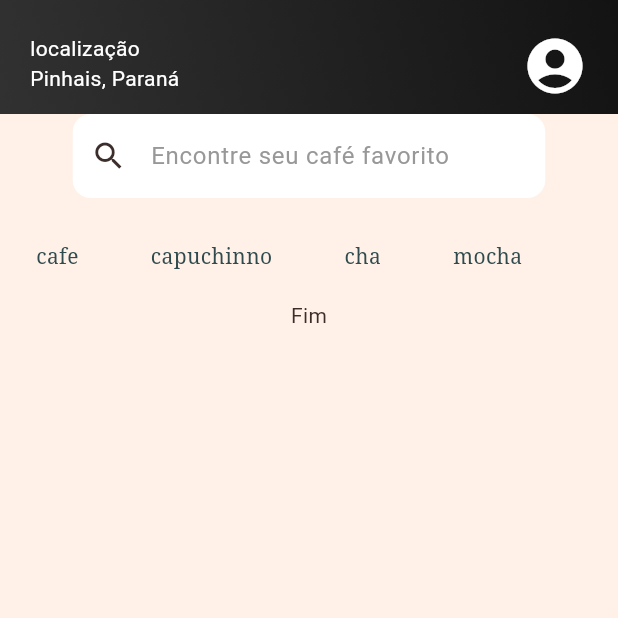
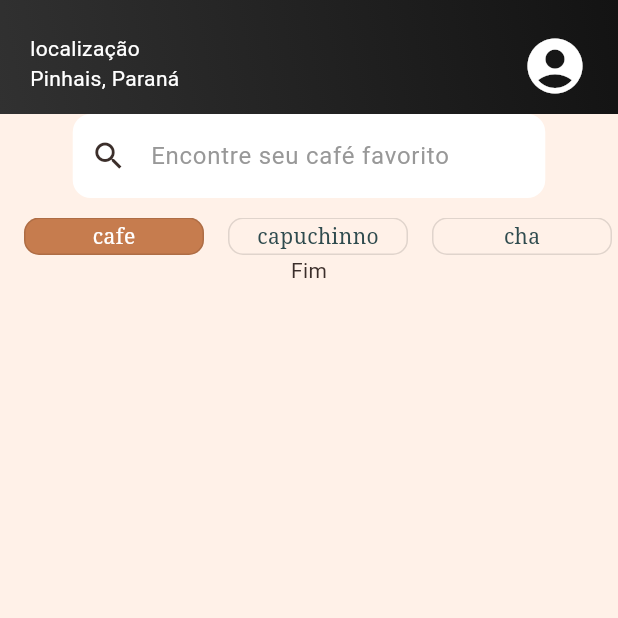
Before and after one commit to andreyrv18/CafePraJa, a Flutter app: the MyHomePage screen opened directly, on a phone screen of 412 x 824 dp, the top half of it. Run offline on Flutter 3.47's test engine with Material 3 defaults, Android fonts, the phone set to English and light mode, and no system bars; Roboto replaces fonts that are missing (Sora).

```diff
--- a/lib/screens/home.dart
+++ b/lib/screens/home.dart
@@ -1,7 +1,69 @@
 import 'package:cafe_pra_ja/theme.dart';
 import 'package:flutter/material.dart';
 
-List<String> items = ["cafe", "capuchinno", "cha", "mocha"];
+class CafeListView extends StatefulWidget {
+  const CafeListView({super.key});
+
+  @override
+  State<CafeListView> createState() => _CafeListViewState();
+}
+
+class _CafeListViewState extends State<CafeListView> {
+  final List<String> items = [
+    "cafe",
+    "capuchinno",
+    "cha",
+    "mocha",
+    "cafe Frio",
+    "gelado",
+    "cha amargo",
+    "mochazão",
+  ];
+
+  int selectedIndex = 0;
+
+  @override
+  Widget build(BuildContext context) {
+    return ListView.builder(
+      padding: EdgeInsets.only(left: 8),
+      itemCount: items.length,
+      scrollDirection: Axis.horizontal,
+      itemBuilder: (context, index) {
+        final isSelected = index == selectedIndex;
+        final item = items[index];
+
+        return GestureDetector(
+          onTap: () {
+            setState(() {
+              selectedIndex = index;
+            });
+          },
+
+          child: Container(
+            width: 120,
+            decoration: BoxDecoration(
+              color: isSelected ? Color(0xffC67C4E) : Colors.transparent,
+              border: Border.all(color: Colors.black12),
+              borderRadius: BorderRadius.all(Radius.circular(10)),
+            ),
+            margin: EdgeInsets.symmetric(horizontal: 8),
+            child: Center(
+              child: Text(
+                item,
+                style:
+                    isSelected
+                        ? cafePraJaTheme.textTheme.titleMedium?.copyWith(
+                          color: Colors.white,
+                        )
+                        : cafePraJaTheme.textTheme.titleMedium,
+              ),
+            ),
+          ),
+        );
+      },
+    );
+  }
+}
 
 class MyApp extends StatelessWidget {
   const MyApp({super.key});
@@ -10,7 +72,6 @@ class MyApp extends StatelessWidget {
   Widget build(BuildContext context) {
     return MaterialApp(
       title: 'Café Pra Já',
-
       theme: cafePraJaTheme,
       home: const MyHomePage(title: 'Home'),
     );
@@ -28,47 +89,6 @@ class MyHomePage extends StatelessWidget {
       backgroundColor: cafePraJaTheme.bottomNavigationBarTheme.backgroundColor,
       appBar: appBar(),
       body: corpo(),
-    );
-  }
-
-  Column corpo() {
-    return Column(
-      children: [
-        Center(
-          child: SizedBox(
-            width: 315,
-
-            child: TextField(
-              decoration: InputDecoration(
-                prefixIcon: Icon(Icons.search),
-                hintText: "Encontre seu café favorito",
-              ),
-            ),
-          ),
-        ),
-        SizedBox(height: 13),
-        SizedBox(
-          height: 55,
-          child: ListView.builder(
-            itemCount: items.length,
-            scrollDirection: Axis.horizontal,
-            itemBuilder: (context, index) {
-              final item = items[index];
-              return Container(
-                margin: EdgeInsets.symmetric(horizontal: 8),
-                child: Padding(
-                  padding: const EdgeInsets.all(16.0),
-                  child: Text(
-                    item,
-                    style: cafePraJaTheme.textTheme.titleMedium,
-                  ),
-                ),
-              );
-            },
-          ),
-        ),
-        Expanded(child: SizedBox(child: Text("Fim"))),
-      ],
     );
   }
 
@@ -134,4 +154,26 @@ class MyHomePage extends StatelessWidget {
       ),
     );
   }
+
+  Column corpo() {
+    return Column(
+      children: [
+        Center(
+          child: SizedBox(
+            width: 315,
+
+            child: TextField(
+              decoration: InputDecoration(
+                prefixIcon: Icon(Icons.search),
+                hintText: "Encontre seu café favorito",
+              ),
+            ),
+          ),
+        ),
+        SizedBox(height: 13),
+        SizedBox(height: 25, child: CafeListView()),
+        Expanded(child: SizedBox(child: Text("Fim"))),
+      ],
+    );
+  }
 }
```
